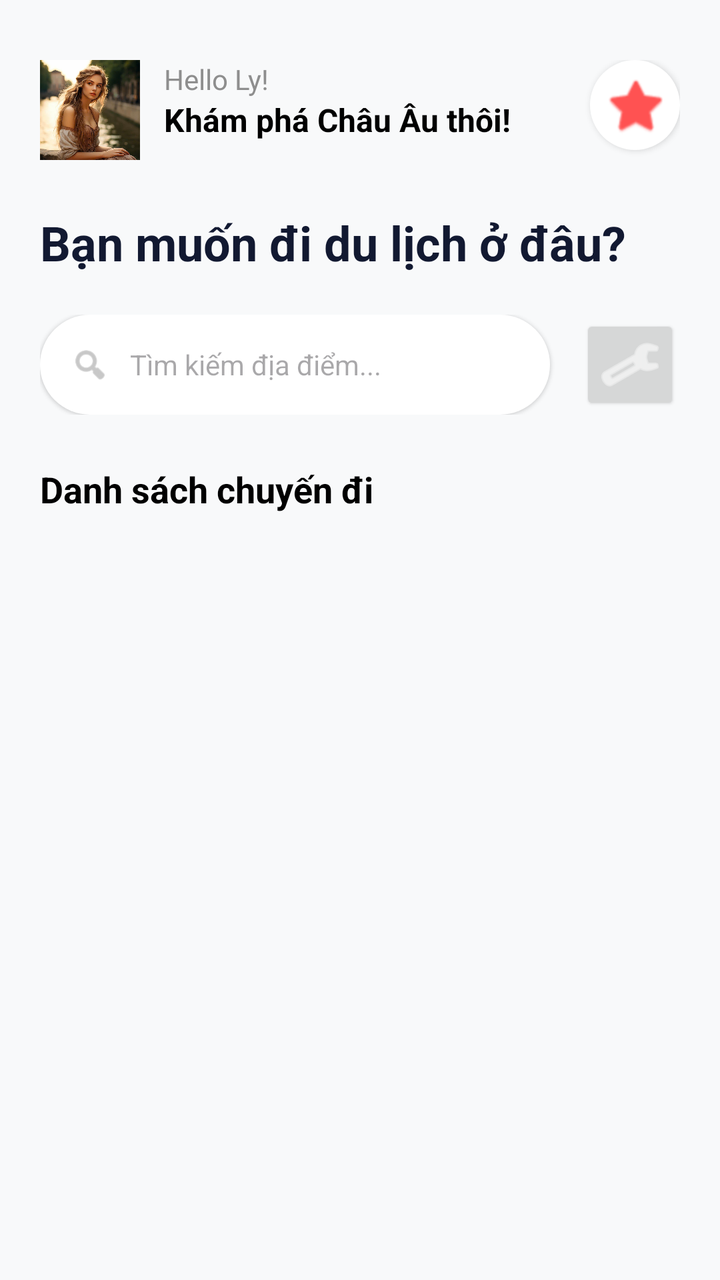
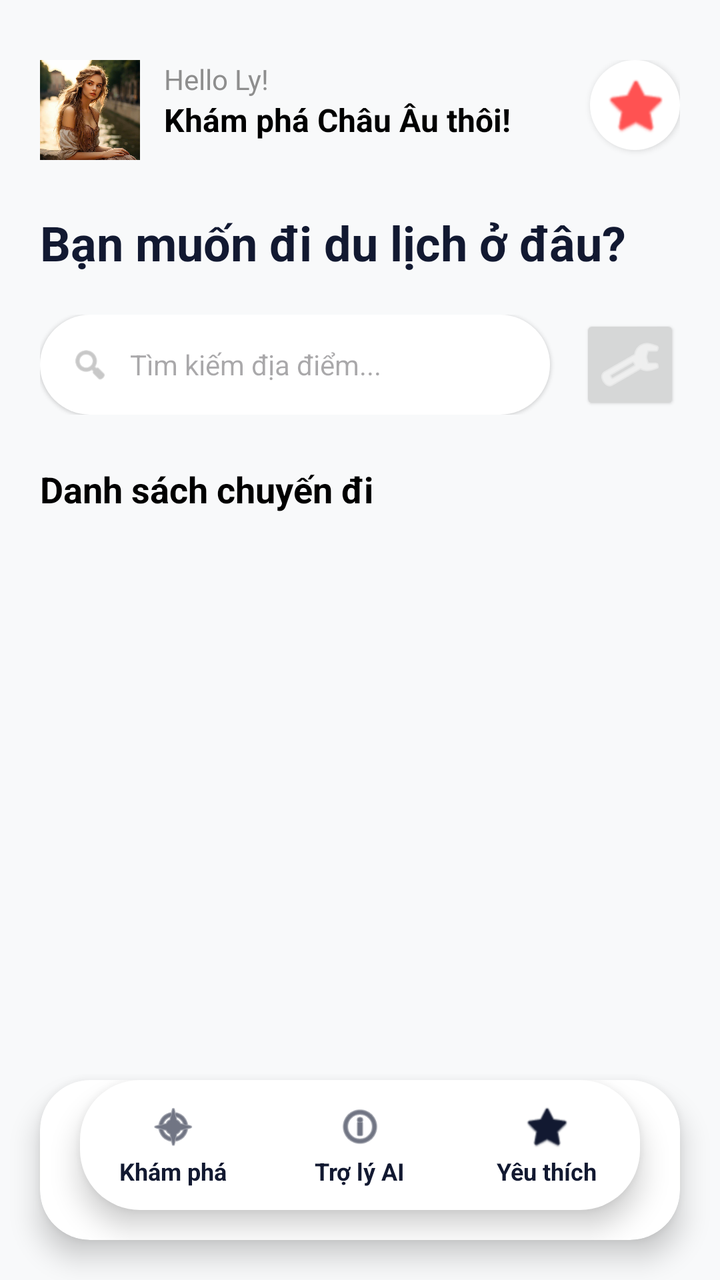

An Android layout rendered at two revisions. The XML below is the earlier revision; the diff shows what the commit changed to produce the second picture.
<!-- AndroidManifest.xml: application theme Theme.EuroTravel -->
<!-- res/layout/activity_main.xml -->
<?xml version="1.0" encoding="utf-8"?>
<LinearLayout xmlns:android="http://schemas.android.com/apk/res/android"
    xmlns:app="http://schemas.android.com/apk/res-auto"
    android:layout_width="match_parent"
    android:layout_height="match_parent"
    android:background="#F8F9FA"
    android:orientation="vertical"
    android:padding="20dp">

    <RelativeLayout
        android:layout_width="match_parent"
        android:layout_height="wrap_content"
        android:layout_marginTop="10dp">

        <ImageView
            android:id="@+id/imgUser"
            android:layout_width="50dp"
            android:layout_height="50dp"
            android:src="@drawable/anh_user" android:scaleType="centerCrop" />

        <LinearLayout
            android:layout_width="wrap_content"
            android:layout_height="wrap_content"
            android:layout_toRightOf="@id/imgUser"
            android:layout_marginLeft="12dp"
            android:orientation="vertical">
            <TextView
                android:layout_width="wrap_content"
                android:layout_height="wrap_content"
                android:text="Hello Ly!"
                android:textColor="#8E8E8E"
                android:textSize="14sp" />
            <TextView
                android:layout_width="wrap_content"
                android:layout_height="wrap_content"
                android:text="Khám phá Châu Âu thôi!"
                android:textColor="#000000"
                android:textSize="16sp"
                android:textStyle="bold" />
        </LinearLayout>

        <ImageButton
            android:id="@+id/btnMoYeuThich"
            android:layout_width="45dp"
            android:layout_height="45dp"
            android:layout_alignParentRight="true"
            android:background="@drawable/bg_tron_trang"
            android:src="@android:drawable/btn_star_big_on"
            app:tint="#FF5252"
            android:elevation="2dp" />
    </RelativeLayout>

    <TextView
        android:layout_width="match_parent"
        android:layout_height="wrap_content"
        android:layout_marginTop="25dp"
        android:text="Bạn muốn đi du lịch ở đâu?"
        android:textColor="#121931"
        android:textSize="24sp"
        android:textStyle="bold" />

    <LinearLayout
        android:layout_width="match_parent"
        android:layout_height="wrap_content"
        android:layout_marginTop="20dp"
        android:gravity="center_vertical"
        android:orientation="horizontal">

        <RelativeLayout
            android:layout_width="0dp"
            android:layout_height="50dp"
            android:layout_weight="1"
            android:background="@drawable/bg_tron_trang"
            android:paddingLeft="15dp"
            android:elevation="1dp">
            <ImageView
                android:id="@+id/icSearch"
                android:layout_width="20dp"
                android:layout_height="20dp"
                android:layout_centerVertical="true"
                android:src="@android:drawable/ic_menu_search"
                app:tint="#A3A3A3" />
            <EditText
                android:id="@+id/edtSearch"
                android:layout_width="match_parent"
                android:layout_height="match_parent"
                android:layout_toRightOf="@id/icSearch"
                android:background="@null"
                android:hint="Tìm kiếm địa điểm..."
                android:paddingLeft="10dp"
                android:textSize="14sp" />
        </RelativeLayout>

        <ImageButton
            android:layout_width="50dp"
            android:layout_height="50dp"
            android:layout_marginLeft="15dp"
            android:src="@android:drawable/ic_menu_preferences"
            app:tint="#FFFFFF"
            android:elevation="1dp" />
    </LinearLayout>

    <TextView
        android:layout_width="wrap_content"
        android:layout_height="wrap_content"
        android:layout_marginTop="25dp"
        android:text="Danh sách chuyến đi"
        android:textColor="#000000"
        android:textSize="18sp"
        android:textStyle="bold" />

    <androidx.recyclerview.widget.RecyclerView
        android:id="@+id/rvChuyenDi"
        android:layout_width="match_parent"
        android:layout_height="match_parent"
        android:layout_marginTop="10dp" />

</LinearLayout>
<!-- resources referenced by this layout -->
<resources>
  <!-- drawable anh_user: jpg bitmap (drawable, 84358 bytes) -->
  <!-- drawable bg_tron_trang (drawable) -->
  <?xml version="1.0" encoding="utf-8"?>
  <shape xmlns:android="http://schemas.android.com/apk/res/android">
      <solid android:color="#FFFFFF" />
      <corners android:radius="100dp" />
  </shape>
  <style name="Theme.EuroTravel" parent="Base.Theme.EuroTravel" />
  <style name="Base.Theme.EuroTravel" parent="Theme.Material3.DayNight.NoActionBar">
          
          
      </style>
</resources>

<!-- the commit's change to res/layout/activity_main.xml (unified diff, before → after) -->
@@ -1,118 +1,329 @@
 <?xml version="1.0" encoding="utf-8"?>
-<LinearLayout xmlns:android="http://schemas.android.com/apk/res/android"
+<RelativeLayout xmlns:android="http://schemas.android.com/apk/res/android"
     xmlns:app="http://schemas.android.com/apk/res-auto"
     android:layout_width="match_parent"
     android:layout_height="match_parent"
-    android:background="#F8F9FA"
-    android:orientation="vertical"
-    android:padding="20dp">
-
-    <RelativeLayout
+    android:background="#F8F9FA">
+
+  
+    <LinearLayout
+        android:id="@+id/layoutTabExplore"
         android:layout_width="match_parent"
-        android:layout_height="wrap_content"
-        android:layout_marginTop="10dp">
-
-        <ImageView
-            android:id="@+id/imgUser"
-            android:layout_width="50dp"
-            android:layout_height="50dp"
-            android:src="@drawable/anh_user" android:scaleType="centerCrop" />
-
-        <LinearLayout
-            android:layout_width="wrap_content"
-            android:layout_height="wrap_content"
-            android:layout_toRightOf="@id/imgUser"
-            android:layout_marginLeft="12dp"
-            android:orientation="vertical">
-            <TextView
+        android:layout_height="match_parent"
+        android:orientation="vertical"
+        android:padding="20dp"
+        android:visibility="visible">
+
+
+        <RelativeLayout
+            android:layout_width="match_parent"
+            android:layout_height="wrap_content"
+            android:layout_marginTop="10dp">
+
+            <ImageView
+                android:id="@+id/imgUser"
+                android:layout_width="50dp"
+                android:layout_height="50dp"
+                android:src="@drawable/anh_user"
+                android:scaleType="centerCrop" />
+
+            <LinearLayout
                 android:layout_width="wrap_content"
                 android:layout_height="wrap_content"
-                android:text="Hello Ly!"
-                android:textColor="#8E8E8E"
-                android:textSize="14sp" />
+                android:layout_toRightOf="@id/imgUser"
+                android:layout_marginLeft="12dp"
+                android:orientation="vertical">
+                <TextView
+                    android:layout_width="wrap_content"
+                    android:layout_height="wrap_content"
+                    android:text="Hello Ly!"
+                    android:textColor="#8E8E8E"
+                    android:textSize="14sp" />
+                <TextView
+                    android:layout_width="wrap_content"
+                    android:layout_height="wrap_content"
+                    android:text="Khám phá Châu Âu thôi!"
+                    android:textColor="#000000"
+                    android:textSize="16sp"
+                    android:textStyle="bold" />
+            </LinearLayout>
+
+            <ImageButton
+                android:id="@+id/btnMoYeuThich"
+                android:layout_width="45dp"
+                android:layout_height="45dp"
+                android:layout_alignParentRight="true"
+                android:background="@drawable/bg_tron_trang"
+                android:src="@android:drawable/btn_star_big_on"
+                app:tint="#FF5252"
+                android:elevation="2dp" />
+        </RelativeLayout>
+
+
+        <TextView
+            android:layout_width="match_parent"
+            android:layout_height="wrap_content"
+            android:layout_marginTop="25dp"
+            android:text="Bạn muốn đi du lịch ở đâu?"
+            android:textColor="#121931"
+            android:textSize="24sp"
+            android:textStyle="bold" />
+
+
+        <LinearLayout
+            android:layout_width="match_parent"
+            android:layout_height="wrap_content"
+            android:layout_marginTop="20dp"
+            android:gravity="center_vertical"
+            android:orientation="horizontal">
+
+            <RelativeLayout
+                android:layout_width="0dp"
+                android:layout_height="50dp"
+                android:layout_weight="1"
+                android:background="@drawable/bg_tron_trang"
+                android:paddingLeft="15dp"
+                android:elevation="1dp">
+                <ImageView
+                    android:id="@+id/icSearch"
+                    android:layout_width="20dp"
+                    android:layout_height="20dp"
+                    android:layout_centerVertical="true"
+                    android:src="@android:drawable/ic_menu_search"
+                    app:tint="#A3A3A3" />
+                <EditText
+                    android:id="@+id/edtSearch"
+                    android:layout_width="match_parent"
+                    android:layout_height="match_parent"
+                    android:layout_toRightOf="@id/icSearch"
+                    android:background="@null"
+                    android:hint="Tìm kiếm địa điểm..."
+                    android:paddingLeft="10dp"
+                    android:textSize="14sp" />
+            </RelativeLayout>
+
+            <ImageButton
+                android:layout_width="50dp"
+                android:layout_height="50dp"
+                android:layout_marginLeft="15dp"
+                android:src="@android:drawable/ic_menu_preferences"
+                app:tint="#FFFFFF"
+                android:elevation="1dp" />
+        </LinearLayout>
+
+
+        <TextView
+            android:layout_width="wrap_content"
+            android:layout_height="wrap_content"
+            android:layout_marginTop="25dp"
+            android:text="Danh sách chuyến đi"
+            android:textColor="#000000"
+            android:textSize="18sp"
+            android:textStyle="bold" />
+
+        <androidx.recyclerview.widget.RecyclerView
+            android:id="@+id/rvChuyenDi"
+            android:layout_width="match_parent"
+            android:layout_height="match_parent"
+            android:layout_marginTop="10dp"
+            android:clipToPadding="false"
+            android:paddingBottom="80dp" />
+    </LinearLayout>
+
+    <LinearLayout
+        android:id="@+id/layoutTabAI"
+        android:layout_width="match_parent"
+        android:layout_height="match_parent"
+        android:orientation="vertical"
+        android:visibility="gone"
+        android:padding="20dp">
+
+        <TextView
+            android:layout_width="wrap_content"
+            android:layout_height="wrap_content"
+            android:layout_marginTop="10dp"
+            android:text="EuroTravel AI Assistant 🤖"
+            android:textColor="#121931"
+            android:textSize="24sp"
+            android:textStyle="bold" />
+
+        <TextView
+            android:layout_width="wrap_content"
+            android:layout_height="wrap_content"
+            android:text="Lập lịch trình thông minh tối ưu bằng công nghệ mới"
+            android:textColor="#8E8E8E"
+            android:textSize="14sp"
+            android:layout_marginTop="4dp"
+            android:layout_marginBottom="20dp"/>
+
+        <Button
+            android:id="@+id/btnAiGoiYQuick"
+            android:layout_width="match_parent"
+            android:layout_height="55dp"
+            android:text="⚡ Tự động thiết kế lịch trình liên tuyến"
+            android:backgroundTint="#121931"
+            android:textColor="#FFFFFF"
+            android:textStyle="bold"
+            android:layout_marginBottom="16dp"/>
+
+        <androidx.cardview.widget.CardView
+            android:layout_width="match_parent"
+            android:layout_height="match_parent"
+            android:layout_marginBottom="90dp"
+            app:cardCornerRadius="16dp"
+            app:cardElevation="2dp"
+            app:cardBackgroundColor="#FFFFFF">
             <TextView
-                android:layout_width="wrap_content"
-                android:layout_height="wrap_content"
-                android:text="Khám phá Châu Âu thôi!"
-                android:textColor="#000000"
-                android:textSize="16sp"
-                android:textStyle="bold" />
-        </LinearLayout>
-
-        <ImageButton
-            android:id="@+id/btnMoYeuThich"
-            android:layout_width="45dp"
-            android:layout_height="45dp"
-            android:layout_alignParentRight="true"
-            android:background="@drawable/bg_tron_trang"
-            android:src="@android:drawable/btn_star_big_on"
-            app:tint="#FF5252"
-            android:elevation="2dp" />
-    </RelativeLayout>
-
-    <TextView
-        android:layout_width="match_parent"
-        android:layout_height="wrap_content"
-        android:layout_marginTop="25dp"
-        android:text="Bạn muốn đi du lịch ở đâu?"
-        android:textColor="#121931"
-        android:textSize="24sp"
-        android:textStyle="bold" />
-
-    <LinearLayout
-        android:layout_width="match_parent"
-        android:layout_height="wrap_content"
-        android:layout_marginTop="20dp"
-        android:gravity="center_vertical"
-        android:orientation="horizontal">
-
-        <RelativeLayout
-            android:layout_width="0dp"
-            android:layout_height="50dp"
-            android:layout_weight="1"
-            android:background="@drawable/bg_tron_trang"
-            android:paddingLeft="15dp"
-            android:elevation="1dp">
-            <ImageView
-                android:id="@+id/icSearch"
-                android:layout_width="20dp"
-                android:layout_height="20dp"
-                android:layout_centerVertical="true"
-                android:src="@android:drawable/ic_menu_search"
-                app:tint="#A3A3A3" />
-            <EditText
-                android:id="@+id/edtSearch"
+                android:id="@+id/txtKetQuaAIHome"
                 android:layout_width="match_parent"
                 android:layout_height="match_parent"
-                android:layout_toRightOf="@id/icSearch"
-                android:background="@null"
-                android:hint="Tìm kiếm địa điểm..."
-                android:paddingLeft="10dp"
-                android:textSize="14sp" />
-        </RelativeLayout>
-
-        <ImageButton
-            android:layout_width="50dp"
-            android:layout_height="50dp"
-            android:layout_marginLeft="15dp"
-            android:src="@android:drawable/ic_menu_preferences"
-            app:tint="#FFFFFF"
-            android:elevation="1dp" />
+                android:padding="16dp"
+                android:text="Hãy nhấn vào nút phía trên để Trợ lý AI bắt đầu phân tích và đề xuất cung đường du lịch Châu Âu hoàn hảo..."
+                android:textColor="#555555"
+                android:textSize="15sp"
+                android:lineSpacingMultiplier="1.3"/>
+        </androidx.cardview.widget.CardView>
     </LinearLayout>
 
-    <TextView
-        android:layout_width="wrap_content"
-        android:layout_height="wrap_content"
-        android:layout_marginTop="25dp"
-        android:text="Danh sách chuyến đi"
-        android:textColor="#000000"
-        android:textSize="18sp"
-        android:textStyle="bold" />
-
-    <androidx.recyclerview.widget.RecyclerView
-        android:id="@+id/rvChuyenDi"
+    <LinearLayout
+        android:id="@+id/layoutTabFavorite"
         android:layout_width="match_parent"
         android:layout_height="match_parent"
-        android:layout_marginTop="10dp" />
-
-</LinearLayout>
+        android:orientation="vertical"
+        android:padding="20dp"
+        android:visibility="gone">
+
+        <TextView
+            android:layout_width="wrap_content"
+            android:layout_height="wrap_content"
+            android:layout_marginTop="10dp"
+            android:text="Điểm Đến Đã Lưu ❤️"
+            android:textColor="#121931"
+            android:textSize="24sp"
+            android:textStyle="bold"
+            android:layout_marginBottom="20dp"/>
+
+        <androidx.cardview.widget.CardView
+            android:layout_width="match_parent"
+            android:layout_height="wrap_content"
+            app:cardCornerRadius="16dp"
+            app:cardBackgroundColor="#FFF2F3"
+            android:elevation="1dp">
+            <TextView
+                android:layout_width="match_parent"
+                android:layout_height="wrap_content"
+                android:padding="20dp"
+                android:text="Chưa có hành trình nào được lưu. Bạn có thể nhấn vào biểu tượng ngôi sao ở danh sách hoặc trang chi tiết để lưu lại các điểm đến yêu thích tại đây!"
+                android:textColor="#FF5252"
+                android:textSize="14sp"
+                android:lineSpacingMultiplier="1.2"
+                android:gravity="center"/>
+        </androidx.cardview.widget.CardView>
+    </LinearLayout>
+
+    <androidx.cardview.widget.CardView
+        android:layout_width="match_parent"
+        android:layout_height="80dp"
+        android:layout_alignParentBottom="true"
+        android:layout_marginStart="20dp"
+        android:layout_marginEnd="20dp"
+        android:layout_marginBottom="20dp"
+        app:cardCornerRadius="25dp"
+        app:cardElevation="8dp"
+        app:cardBackgroundColor="#FFFFFF">
+
+        <LinearLayout
+            android:id="@+id/customBottomNavigation"
+            android:layout_width="match_parent"
+            android:layout_height="65dp"
+            android:layout_alignParentBottom="true"
+            android:layout_marginStart="20dp"
+            android:layout_marginEnd="20dp"
+            android:layout_marginBottom="25dp"
+            android:background="@drawable/bg_bottom_nav"
+            android:elevation="8dp"
+            android:orientation="horizontal"
+            android:weightSum="3">
+
+            
+            <LinearLayout
+                android:id="@+id/btn_explore"
+                android:layout_width="0dp"
+                android:layout_height="match_parent"
+                android:layout_weight="1"
+                android:gravity="center"
+                android:orientation="vertical"
+                android:background="?attr/selectableItemBackgroundBorderless"
+                android:clickable="true"
+                android:focusable="true">
+                <ImageView
+                    android:layout_width="24dp"
+                    android:layout_height="24dp"
+                    android:src="@android:drawable/ic_menu_compass"
+                    app:tint="#121931"/>
+                <TextView
+                    android:layout_width="wrap_content"
+                    android:layout_height="wrap_content"
+                    android:layout_marginTop="2dp"
+                    android:text="Khám phá"
+                    android:textColor="#121931"
+                    android:textSize="12sp"
+                    android:textStyle="bold"/>
+            </LinearLayout>
+
+            
+            <LinearLayout
+                android:id="@+id/btn_ai"
+                android:layout_width="0dp"
+                android:layout_height="match_parent"
+                android:layout_weight="1"
+                android:gravity="center"
+                android:orientation="vertical"
+                android:background="?attr/selectableItemBackgroundBorderless"
+                android:clickable="true"
+                android:focusable="true">
+                <ImageView
+                    android:layout_width="24dp"
+                    android:layout_height="24dp"
+                    android:src="@android:drawable/ic_menu_info_details"
+                    app:tint="#121931"/>
+                <TextView
+                    android:layout_width="wrap_content"
+                    android:layout_height="wrap_content"
+                    android:layout_marginTop="2dp"
+                    android:text="Trợ lý AI"
+                    android:textColor="#121931"
+                    android:textSize="12sp"
+                    android:textStyle="bold"/>
+            </LinearLayout>
+
+            
+            <LinearLayout
+                android:id="@+id/btn_favorite"
+                android:layout_width="0dp"
+                android:layout_height="match_parent"
+                android:layout_weight="1"
+                android:gravity="center"
+                android:orientation="vertical"
+                android:background="?attr/selectableItemBackgroundBorderless"
+                android:clickable="true"
+                android:focusable="true">
+                <ImageView
+                    android:layout_width="24dp"
+                    android:layout_height="24dp"
+                    android:src="@android:drawable/btn_star_big_on"
+                    app:tint="#121931"/>
+                <TextView
+                    android:layout_width="wrap_content"
+                    android:layout_height="wrap_content"
+                    android:layout_marginTop="2dp"
+                    android:text="Yêu thích"
+                    android:textColor="#121931"
+                    android:textSize="12sp"
+                    android:textStyle="bold"/>
+            </LinearLayout>
+
+        </LinearLayout>
+    </androidx.cardview.widget.CardView>
+
+</RelativeLayout>
<!-- resource entries referenced after the edit -->
@@ -1,6 +1,12 @@
 <!-- resources referenced by this layout -->
 <resources>
   <!-- drawable anh_user: jpg bitmap (drawable, 84358 bytes) -->
+  <!-- drawable bg_bottom_nav (drawable) -->
+  <?xml version="1.0" encoding="utf-8"?>
+  <shape xmlns:android="http://schemas.android.com/apk/res/android">
+      <solid android:color="#FFFFFF" />
+      <corners android:radius="30dp" />
+  </shape>
   <!-- drawable bg_tron_trang (drawable) -->
   <?xml version="1.0" encoding="utf-8"?>
   <shape xmlns:android="http://schemas.android.com/apk/res/android">
